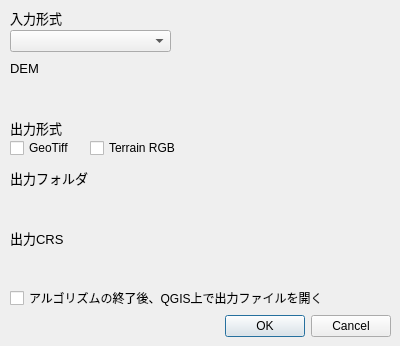
Qt form quick_dem_for_jp_dialog_base.ui (MIERUNE/QuickDEM4JP) before a commit.
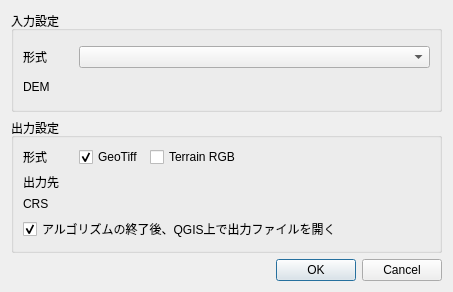
The same form after that commit. Custom widgets are drawn as their Qt base class.

Patch:
```diff
--- a/quick_dem_for_jp_dialog_base.ui
+++ b/quick_dem_for_jp_dialog_base.ui
@@ -6,213 +6,243 @@
    <rect>
     <x>0</x>
     <y>0</y>
-    <width>400</width>
-    <height>346</height>
+    <width>453</width>
+    <height>292</height>
    </rect>
   </property>
   <property name="windowTitle">
    <string>QuickDEMforJP</string>
   </property>
-  <widget class="QDialogButtonBox" name="button_box">
-   <property name="geometry">
-    <rect>
-     <x>50</x>
-     <y>310</y>
-     <width>341</width>
-     <height>32</height>
-    </rect>
-   </property>
-   <property name="orientation">
-    <enum>Qt::Horizontal</enum>
-   </property>
-   <property name="standardButtons">
-    <set>QDialogButtonBox::Cancel|QDialogButtonBox::Ok</set>
-   </property>
-  </widget>
-  <widget class="QLabel" name="label_1">
-   <property name="geometry">
-    <rect>
-     <x>10</x>
-     <y>60</y>
-     <width>91</width>
-     <height>16</height>
-    </rect>
-   </property>
-   <property name="font">
-    <font>
-     <pointsize>10</pointsize>
-    </font>
-   </property>
-   <property name="text">
-    <string>DEM</string>
-   </property>
-  </widget>
-  <widget class="QLabel" name="label_2">
-   <property name="geometry">
-    <rect>
-     <x>10</x>
-     <y>170</y>
-     <width>121</width>
-     <height>16</height>
-    </rect>
-   </property>
-   <property name="font">
-    <font>
-     <pointsize>10</pointsize>
-    </font>
-   </property>
-   <property name="text">
-    <string>出力フォルダ</string>
-   </property>
-  </widget>
-  <widget class="QLabel" name="label_3">
-   <property name="geometry">
-    <rect>
-     <x>10</x>
-     <y>230</y>
-     <width>111</width>
-     <height>16</height>
-    </rect>
-   </property>
-   <property name="font">
-    <font>
-     <pointsize>10</pointsize>
-    </font>
-   </property>
-   <property name="text">
-    <string>出力CRS</string>
-   </property>
-  </widget>
-  <widget class="QgsProjectionSelectionWidget" name="mQgsProjectionSelectionWidget">
-   <property name="geometry">
-    <rect>
-     <x>10</x>
-     <y>250</y>
-     <width>191</width>
-     <height>22</height>
-    </rect>
-   </property>
-   <property name="font">
-    <font>
-     <pointsize>10</pointsize>
-    </font>
-   </property>
-  </widget>
-  <widget class="QgsFileWidget" name="mQgsFileWidget_1">
-   <property name="geometry">
-    <rect>
-     <x>10</x>
-     <y>80</y>
-     <width>381</width>
-     <height>27</height>
-    </rect>
-   </property>
-   <property name="font">
-    <font>
-     <pointsize>10</pointsize>
-    </font>
-   </property>
-  </widget>
-  <widget class="QgsFileWidget" name="mQgsFileWidget_2">
-   <property name="geometry">
-    <rect>
-     <x>10</x>
-     <y>190</y>
-     <width>381</width>
-     <height>27</height>
-    </rect>
-   </property>
-   <property name="font">
-    <font>
-     <pointsize>10</pointsize>
-    </font>
-   </property>
-  </widget>
-  <widget class="QLabel" name="label_4">
-   <property name="geometry">
-    <rect>
-     <x>10</x>
-     <y>10</y>
-     <width>111</width>
-     <height>16</height>
-    </rect>
-   </property>
-   <property name="font">
-    <font>
-     <pointsize>10</pointsize>
-    </font>
-   </property>
-   <property name="text">
-    <string>入力形式</string>
-   </property>
-  </widget>
-  <widget class="QComboBox" name="comboBox">
-   <property name="geometry">
-    <rect>
-     <x>10</x>
-     <y>30</y>
-     <width>161</width>
-     <height>22</height>
-    </rect>
-   </property>
-  </widget>
-  <widget class="QLabel" name="label_5">
-   <property name="geometry">
-    <rect>
-     <x>10</x>
-     <y>120</y>
-     <width>111</width>
-     <height>16</height>
-    </rect>
-   </property>
-   <property name="font">
-    <font>
-     <pointsize>10</pointsize>
-    </font>
-   </property>
-   <property name="text">
-    <string>出力形式</string>
-   </property>
-  </widget>
-  <widget class="QCheckBox" name="checkBox">
-   <property name="geometry">
-    <rect>
-     <x>10</x>
-     <y>140</y>
-     <width>75</width>
-     <height>16</height>
-    </rect>
-   </property>
-   <property name="text">
-    <string>GeoTiff</string>
-   </property>
-  </widget>
-  <widget class="QCheckBox" name="checkBox_2">
-   <property name="geometry">
-    <rect>
-     <x>90</x>
-     <y>140</y>
-     <width>111</width>
-     <height>16</height>
-    </rect>
-   </property>
-   <property name="text">
-    <string>Terrain RGB</string>
-   </property>
-  </widget>
-  <widget class="QCheckBox" name="checkBox_3">
-   <property name="geometry">
-    <rect>
-     <x>10</x>
-     <y>290</y>
-     <width>311</width>
-     <height>16</height>
-    </rect>
-   </property>
-   <property name="text">
-    <string>アルゴリズムの終了後、QGIS上で出力ファイルを開く</string>
-   </property>
-  </widget>
+  <layout class="QVBoxLayout" name="verticalLayout_3">
+   <item>
+    <widget class="QGroupBox" name="groupBox">
+     <property name="title">
+      <string>入力設定</string>
+     </property>
+     <layout class="QVBoxLayout" name="verticalLayout_2">
+      <item>
+       <layout class="QHBoxLayout" name="horizontalLayout_6">
+        <item>
+         <widget class="QLabel" name="label_6">
+          <property name="sizePolicy">
+           <sizepolicy hsizetype="Fixed" vsizetype="Fixed">
+            <horstretch>0</horstretch>
+            <verstretch>0</verstretch>
+           </sizepolicy>
+          </property>
+          <property name="minimumSize">
+           <size>
+            <width>50</width>
+            <height>0</height>
+           </size>
+          </property>
+          <property name="text">
+           <string>形式</string>
+          </property>
+         </widget>
+        </item>
+        <item>
+         <widget class="QComboBox" name="comboBox_inputType">
+          <property name="sizePolicy">
+           <sizepolicy hsizetype="Preferred" vsizetype="Fixed">
+            <horstretch>0</horstretch>
+            <verstretch>0</verstretch>
+           </sizepolicy>
+          </property>
+         </widget>
+        </item>
+       </layout>
+      </item>
+      <item>
+       <layout class="QHBoxLayout" name="horizontalLayout">
+        <item>
+         <widget class="QLabel" name="label">
+          <property name="sizePolicy">
+           <sizepolicy hsizetype="Preferred" vsizetype="Fixed">
+            <horstretch>0</horstretch>
+            <verstretch>0</verstretch>
+           </sizepolicy>
+          </property>
+          <property name="minimumSize">
+           <size>
+            <width>50</width>
+            <height>0</height>
+           </size>
+          </property>
+          <property name="text">
+           <string>DEM</string>
+          </property>
+         </widget>
+        </item>
+        <item>
+         <widget class="QgsFileWidget" name="mQgsFileWidget_inputPath">
+          <property name="sizePolicy">
+           <sizepolicy hsizetype="Preferred" vsizetype="Fixed">
+            <horstretch>0</horstretch>
+            <verstretch>0</verstretch>
+           </sizepolicy>
+          </property>
+         </widget>
+        </item>
+       </layout>
+      </item>
+     </layout>
+    </widget>
+   </item>
+   <item>
+    <widget class="QGroupBox" name="groupBox_2">
+     <property name="title">
+      <string>出力設定</string>
+     </property>
+     <layout class="QVBoxLayout" name="verticalLayout_4">
+      <item>
+       <layout class="QHBoxLayout" name="horizontalLayout_8">
+        <item>
+         <widget class="QLabel" name="label_3">
+          <property name="sizePolicy">
+           <sizepolicy hsizetype="Fixed" vsizetype="Fixed">
+            <horstretch>0</horstretch>
+            <verstretch>0</verstretch>
+           </sizepolicy>
+          </property>
+          <property name="minimumSize">
+           <size>
+            <width>50</width>
+            <height>0</height>
+           </size>
+          </property>
+          <property name="text">
+           <string>形式</string>
+          </property>
+         </widget>
+        </item>
+        <item>
+         <widget class="QCheckBox" name="checkBox_outputGeoTiff">
+          <property name="sizePolicy">
+           <sizepolicy hsizetype="Fixed" vsizetype="Fixed">
+            <horstretch>0</horstretch>
+            <verstretch>0</verstretch>
+           </sizepolicy>
+          </property>
+          <property name="text">
+           <string>GeoTiff</string>
+          </property>
+          <property name="checked">
+           <bool>true</bool>
+          </property>
+         </widget>
+        </item>
+        <item>
+         <widget class="QCheckBox" name="checkBox_outputTerrainRGB">
+          <property name="text">
+           <string>Terrain RGB</string>
+          </property>
+         </widget>
+        </item>
+       </layout>
+      </item>
+      <item>
+       <layout class="QHBoxLayout" name="horizontalLayout_2">
+        <item>
+         <widget class="QLabel" name="label_2">
+          <property name="sizePolicy">
+           <sizepolicy hsizetype="Fixed" vsizetype="Fixed">
+            <horstretch>0</horstretch>
+            <verstretch>0</verstretch>
+           </sizepolicy>
+          </property>
+          <property name="minimumSize">
+           <size>
+            <width>50</width>
+            <height>0</height>
+           </size>
+          </property>
+          <property name="text">
+           <string>出力先</string>
+          </property>
+         </widget>
+        </item>
+        <item>
+         <widget class="QgsFileWidget" name="mQgsFileWidget_outputPath">
+          <property name="sizePolicy">
+           <sizepolicy hsizetype="Preferred" vsizetype="Fixed">
+            <horstretch>0</horstretch>
+            <verstretch>0</verstretch>
+           </sizepolicy>
+          </property>
+          <property name="storageMode">
+           <enum>QgsFileWidget::GetDirectory</enum>
+          </property>
+         </widget>
+        </item>
+       </layout>
+      </item>
+      <item>
+       <layout class="QHBoxLayout" name="horizontalLayout_4">
+        <item>
+         <widget class="QLabel" name="label_4">
+          <property name="sizePolicy">
+           <sizepolicy hsizetype="Fixed" vsizetype="Fixed">
+            <horstretch>0</horstretch>
+            <verstretch>0</verstretch>
+           </sizepolicy>
+          </property>
+          <property name="minimumSize">
+           <size>
+            <width>50</width>
+            <height>0</height>
+           </size>
+          </property>
+          <property name="text">
+           <string>CRS</string>
+          </property>
+         </widget>
+        </item>
+        <item>
+         <widget class="QgsProjectionSelectionWidget" name="mQgsProjectionSelectionWidget_outputCrs">
+          <property name="sizePolicy">
+           <sizepolicy hsizetype="Preferred" vsizetype="Fixed">
+            <horstretch>0</horstretch>
+            <verstretch>0</verstretch>
+           </sizepolicy>
+          </property>
+         </widget>
+        </item>
+       </layout>
+      </item>
+      <item>
+       <widget class="QCheckBox" name="checkBox_openLayers">
+        <property name="sizePolicy">
+         <sizepolicy hsizetype="Minimum" vsizetype="Fixed">
+          <horstretch>0</horstretch>
+          <verstretch>0</verstretch>
+         </sizepolicy>
+        </property>
+        <property name="layoutDirection">
+         <enum>Qt::LeftToRight</enum>
+        </property>
+        <property name="text">
+         <string>アルゴリズムの終了後、QGIS上で出力ファイルを開く</string>
+        </property>
+        <property name="checked">
+         <bool>true</bool>
+        </property>
+       </widget>
+      </item>
+     </layout>
+    </widget>
+   </item>
+   <item>
+    <widget class="QDialogButtonBox" name="button_box">
+     <property name="orientation">
+      <enum>Qt::Horizontal</enum>
+     </property>
+     <property name="standardButtons">
+      <set>QDialogButtonBox::Cancel|QDialogButtonBox::Ok</set>
+     </property>
+    </widget>
+   </item>
+  </layout>
  </widget>
  <customwidgets>
   <customwidget>
```
Left out of the diff: 41 changed lines with no effect on the pictures.
